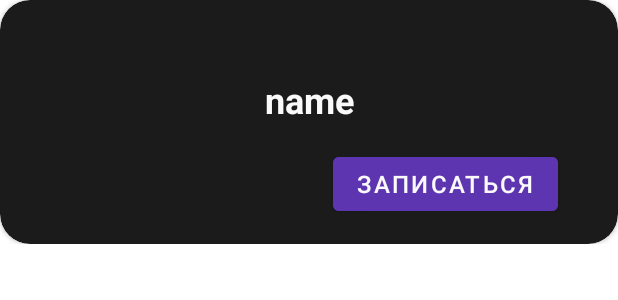
After one commit to 01-exp/Sport_path, an Android app: the layout fragment_modal_bottom_sheet.xml on its own in the app's theme, with its tools: preview values and no code run, on a phone screen of 412 x 824 dp. The commit adds this screen. Shown: the top 300 px of the screen. Run offline under Robolectric (Android 15) with nearby library versions, the phone set to English and light mode, and no system bars.

Commit message:
adding a bottom sheet dialog

```diff
--- a/app/src/main/java/com/example/sport_path/Utils.kt
+++ b/app/src/main/java/com/example/sport_path/Utils.kt
@@ -39,9 +39,6 @@ object Utils {
         Sport("румба", R.drawable.walleyball),
         Sport("румба", R.drawable.walleyball),
         Sport("румба", R.drawable.walleyball),
-
-
-
     )
 
     val startPosition = CameraPosition(
--- /dev/null
+++ b/app/src/main/res/layout/fragment_modal_bottom_sheet.xml
@@ -0,0 +1,55 @@
+<?xml version="1.0" encoding="utf-8"?>
+<androidx.constraintlayout.widget.ConstraintLayout xmlns:android="http://schemas.android.com/apk/res/android"
+    xmlns:app="http://schemas.android.com/apk/res-auto"
+    xmlns:tools="http://schemas.android.com/tools"
+    android:layout_width="match_parent"
+    android:layout_height="wrap_content"
+    android:background="@android:color/transparent"
+    android:backgroundTint="@android:color/transparent">
+
+    <androidx.cardview.widget.CardView
+        android:layout_width="0dp"
+        android:layout_height="wrap_content"
+        app:cardBackgroundColor="#1b1b1b"
+        app:cardCornerRadius="20dp"
+        app:layout_constraintBottom_toBottomOf="parent"
+        app:layout_constraintEnd_toEndOf="parent"
+        app:layout_constraintStart_toStartOf="parent"
+        app:layout_constraintTop_toTopOf="parent">
+
+        <androidx.constraintlayout.widget.ConstraintLayout
+            android:layout_width="match_parent"
+            android:layout_height="match_parent">
+
+            <TextView
+                android:id="@+id/nameTextView"
+                android:layout_width="wrap_content"
+                android:layout_height="wrap_content"
+                android:layout_marginTop="50dp"
+                android:layout_marginBottom="80dp"
+                android:text="name"
+                android:textColor="@color/text_white"
+                android:textSize="24sp"
+                android:textStyle="bold"
+                app:layout_constraintBottom_toBottomOf="parent"
+                app:layout_constraintEnd_toEndOf="parent"
+                app:layout_constraintStart_toStartOf="parent"
+                app:layout_constraintTop_toTopOf="parent" />
+
+            <Button
+                android:id="@+id/button2"
+                android:layout_width="wrap_content"
+                android:layout_height="wrap_content"
+                android:layout_marginEnd="40dp"
+                android:backgroundTint="#5E35B1"
+                android:text="Записаться"
+                android:textColor="@color/text_white"
+                android:textSize="16sp"
+                app:layout_constraintBottom_toBottomOf="parent"
+                app:layout_constraintEnd_toEndOf="parent"
+                app:layout_constraintTop_toTopOf="parent"
+                app:layout_constraintVertical_bias="0.859" />
+
+        </androidx.constraintlayout.widget.ConstraintLayout>
+    </androidx.cardview.widget.CardView>
+</androidx.constraintlayout.widget.ConstraintLayout>
--- a/app/src/main/res/values/colors.xml
+++ b/app/src/main/res/values/colors.xml
@@ -7,4 +7,5 @@
     <color name="teal_700">#FF018786</color>
     <color name="black">#FF000000</color>
     <color name="white">#FFFFFFFF</color>
+    <color name="text_white">#fafafa</color>
 </resources>
```
Also changed, not shown: app/src/main/java/com/example/sport_path/data_structures/Entry.kt (added, +7 -0 lines), app/src/main/java/com/example/sport_path/dialogs/DoEntryDialog.kt (added, +26 -0 lines), app/src/main/java/com/example/sport_path/dialogs/ModalBottomSheetDialog.kt (added, +39 -0 lines), app/src/main/java/com/example/sport_path/fragments/MapFragment.kt (+27 -16 lines), app/src/main/java/com/example/sport_path/services/Entry_manager.kt (added, +9 -0 lines), app/src/main/java/com/example/sport_path/services/Storage.kt (+29 -10 lines), app/src/main/res/layout/fragment_do_entry_dialog.xml (added, +47 -0 lines).
